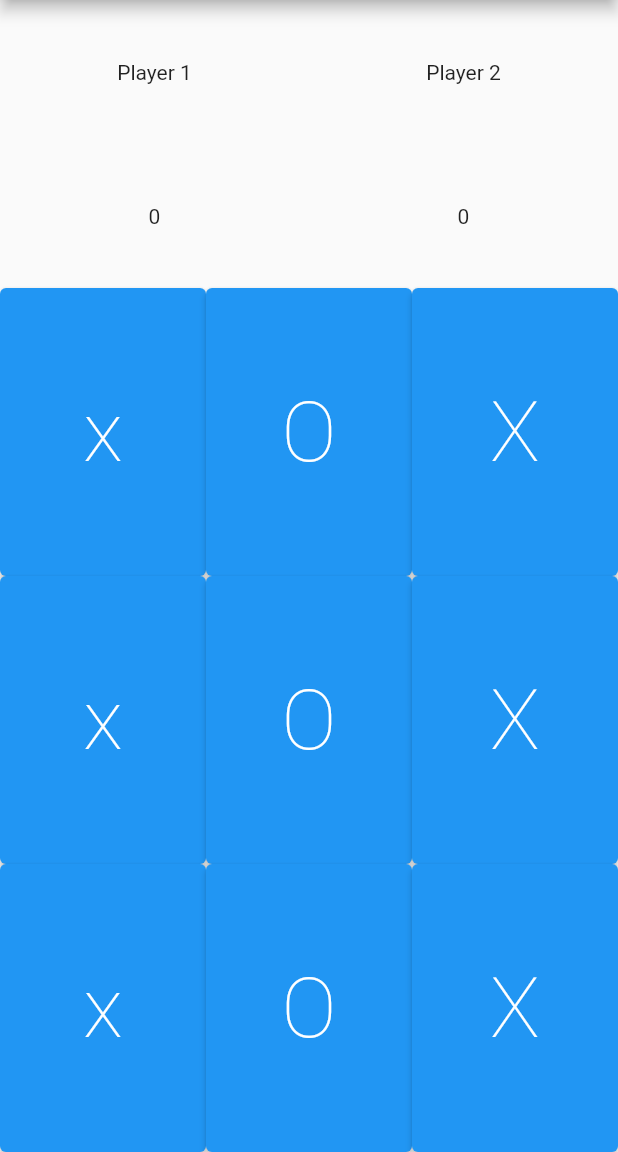
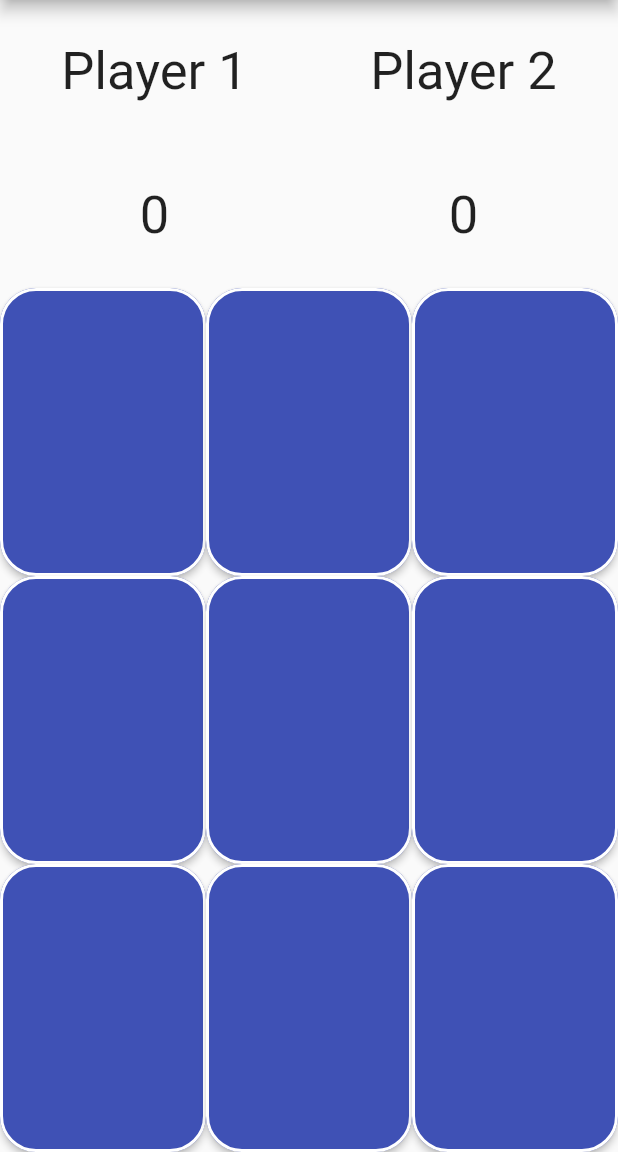
Before and after one commit to Hanykhodair/XOGame, a Flutter app: the screen it shows after launch, on a phone screen of 412 x 824 dp, the part 84-1236 px from its top. Run offline on Flutter 3.47's test engine with Material 2 defaults, Android fonts, the phone set to English and light mode, and no system bars.

Commit message:
Game_Btn Class

```diff
--- a/lib/game_btn.dart
+++ b/lib/game_btn.dart
@@ -2,12 +2,24 @@ import 'package:flutter/material.dart';
 
 class GameBtn extends StatelessWidget {
   String txt;
-  GameBtn(this.txt);
+  Function onGameClick;
+  int index;
+
+  GameBtn(this.txt, this.onGameClick, this.index);
   @override
   Widget build(BuildContext context) {
     return Expanded(
-      child: ElevatedButton(onPressed:() {
-
+      child: ElevatedButton(
+        style: ElevatedButton.styleFrom(
+          backgroundColor: Colors.indigo,
+          shape: RoundedRectangleBorder(
+            borderRadius: BorderRadius.circular(24),
+            side: BorderSide(
+                color: Colors.white, width: 2)
+          )
+        ),
+        onPressed:() {
+        onGameClick(index);
       }, child: Text(txt, style: TextStyle(fontSize: 55,
       fontWeight: FontWeight.w100),),),
     );
--- a/lib/xo.dart
+++ b/lib/xo.dart
@@ -1,7 +1,22 @@
 import 'package:flutter/material.dart';
 import 'package:untitled/game_btn.dart';
 
-class XOGame extends StatelessWidget {
+class XOGame extends StatefulWidget {
+
+
+  @override
+  State<XOGame> createState() => _XOGameState();
+}
+
+class _XOGameState extends State<XOGame> {
+  List<String>board=[
+    "","","",
+    "","","",
+    "","",""
+  ];
+
+  int score1=0;
+  int score2 = 0;
 
   @override
   Widget build(BuildContext context) {
@@ -16,15 +31,20 @@ class XOGame extends StatelessWidget {
                 Column(
                   mainAxisAlignment: MainAxisAlignment.spaceAround,
                   children: [
-                    Text('Player 1'),
-                    Text('0'),
+                    Text('Player 1',
+                    style: TextStyle(fontSize: 35),),
+                    Text('$score1', style: TextStyle(
+                        fontSize:35 ),),
                   ],
                 ),
                 Column(
                   mainAxisAlignment: MainAxisAlignment.spaceAround,
                   children: [
-                    Text('Player 2'),
-                    Text('0'),
+                    Text('Player 2', style: TextStyle(
+                      fontSize: 35
+                    ),),
+                    Text('$score2',
+                      style: TextStyle(fontSize: 35),),
                   ],
                 )
               ],
@@ -34,9 +54,9 @@ class XOGame extends StatelessWidget {
             child: Row(
               crossAxisAlignment: CrossAxisAlignment.stretch,
               children: [
-                GameBtn('x'),
-                GameBtn('O'),
-                GameBtn('X'),
+                GameBtn(board[0],onBtnClick,0),
+                GameBtn(board[1],onBtnClick,1),
+                GameBtn(board[2],onBtnClick,2),
               ],
             ),
           ),
@@ -44,9 +64,9 @@ class XOGame extends StatelessWidget {
             child: Row(
               crossAxisAlignment: CrossAxisAlignment.stretch,
               children: [
-                GameBtn('x'),
-                GameBtn('O'),
-                GameBtn('X'),
+                GameBtn(board[3],onBtnClick,3),
+                GameBtn(board[4],onBtnClick,4),
+                GameBtn(board[5],onBtnClick,5),
               ],
             ),
           ),
@@ -54,13 +74,78 @@ class XOGame extends StatelessWidget {
             child: Row(
               crossAxisAlignment: CrossAxisAlignment.stretch,
               children: [
-                GameBtn('x'),
-                GameBtn('O'),
-                GameBtn('X'),
+                GameBtn(board[6],onBtnClick,6),
+                GameBtn(board[7],onBtnClick,7),
+                GameBtn(board[8],onBtnClick,8),
               ],
             ),
           ),        ],
       ),
     );
   }
+
+  int counter = 1;
+
+  onBtnClick(index){
+    if (board[index].isNotEmpty) return;
+    if (counter.isOdd){
+      board[index]='X';
+      score1++;
+      bool win = checkWinner('X');
+      if(win){
+        score1+=10;
+        resetBoard();
+      }
+    }
+    else{
+      board[index]='O';
+      score2++;
+      bool win = checkWinner('O');
+      if (win){
+        score2+=10;
+        resetBoard();
+      }
+    }
+    if (counter ==9){
+      resetBoard();
+    }
+    setState(() {
+      counter++;
+    });
+
+  }
+  checkWinner(String symbol){
+
+    for(int i =0; i<9; i+=3){
+      if(board[i]==symbol && board[i+1]==symbol && board[i+2]==symbol){
+        return true;
+      }
+    }
+
+    for(int i=0; i<3; i++){
+      if(board[i]==symbol && board[i+3]==symbol && board[i+6]==symbol){
+        return true;
+      }
+    }
+
+    if(board[0]==symbol && board[4]==symbol && board[8]==symbol)
+      {
+        return true;
+      }
+    if(board[2]==symbol && board[4]==symbol && board[6]==symbol)
+      {
+        return true;
+      }
+    return false;
+  }
+
+  resetBoard()
+  {
+    board=[
+      "","","",
+      "","","",
+      "","",""
+    ];
+    counter =0;
+  }
 }
```
